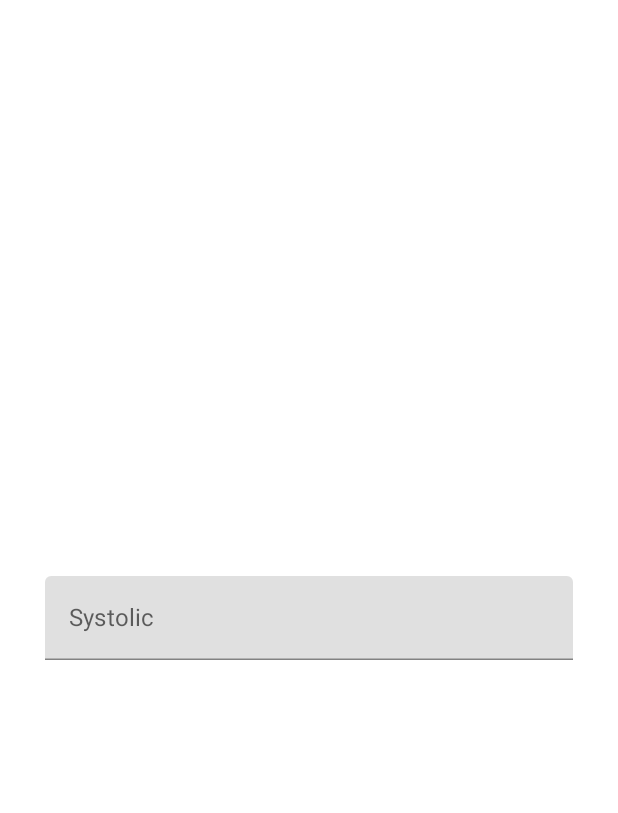
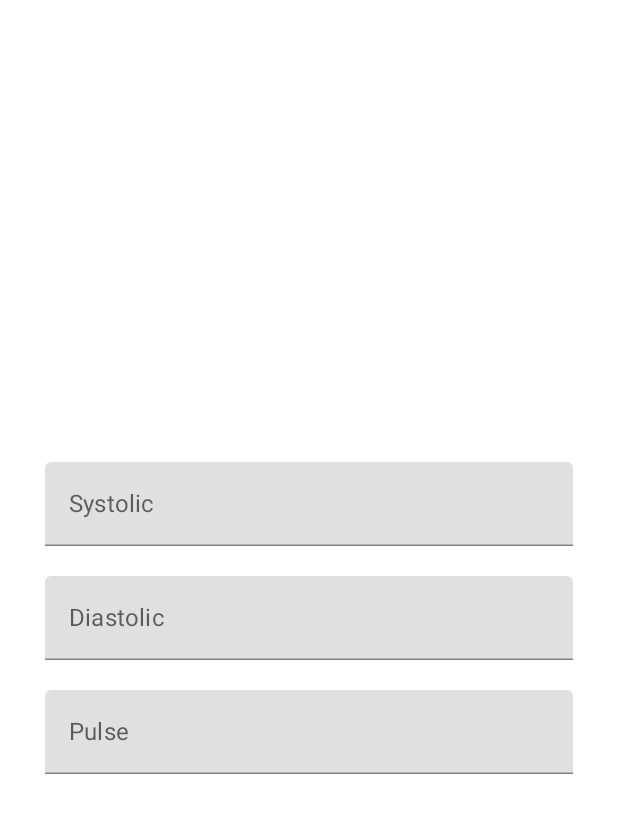
Before and after one commit to Dudix93/kotlin-blood-pressure-log, an Android app built with Jetpack Compose: the screen it shows after launch (MainActivity), on a phone screen of 412 x 824 dp. Shown: the top 813 px of the screen. Run offline under Robolectric (Android 15) with nearby library versions, the phone set to English and light mode, and no system bars.

Commit message:
Sys, dia, pulse text fields

```diff
--- a/app/src/main/java/com/mdodot/kotlin_blood_pressure_log/MainActivity.kt
+++ b/app/src/main/java/com/mdodot/kotlin_blood_pressure_log/MainActivity.kt
@@ -4,24 +4,24 @@ import android.os.Bundle
 import androidx.activity.ComponentActivity
 import androidx.activity.compose.setContent
 import androidx.compose.foundation.layout.*
+import androidx.compose.foundation.text.KeyboardOptions
 import androidx.compose.material.*
 import androidx.compose.runtime.Composable
 import androidx.compose.runtime.mutableStateOf
 import androidx.compose.runtime.*
 import androidx.compose.ui.Alignment
 import androidx.compose.ui.Modifier
+import androidx.compose.ui.text.input.KeyboardType
 import androidx.compose.ui.tooling.preview.Preview
 import androidx.compose.ui.unit.dp
 import com.mdodot.kotlin_blood_pressure_log.ui.theme.KotlinbloodpressurelogTheme
+import org.w3c.dom.Text
 
 class MainActivity : ComponentActivity() {
     override fun onCreate(savedInstanceState: Bundle?) {
         super.onCreate(savedInstanceState)
         setContent {
             val scaffoldState = rememberScaffoldState()
-            var textFieldState by remember {
-                mutableStateOf("")
-            }
             Scaffold(
                 modifier = Modifier.fillMaxSize(),
                 scaffoldState = scaffoldState
@@ -33,19 +33,33 @@ class MainActivity : ComponentActivity() {
                         .fillMaxSize()
                         .padding(horizontal = 30.dp)
                 ) {
-                    TextField(
-                        value = textFieldState,
-                        label = {
-                            Text("Systolic")
-                        },
-                        singleLine = true,
-                        onValueChange = {
-                            textFieldState = it
-                        },
-                        modifier = Modifier.fillMaxWidth()
-                    )
+                    TextFieldView(label = "Systolic")
+                    TextFieldView(label = "Diastolic")
+                    TextFieldView(label = "Pulse")
                 }
             }
         }
     }
+
+    @Composable
+    fun TextFieldView(label: String) {
+        var textFieldState by remember {
+            mutableStateOf("")
+        }
+
+        TextField(
+            value = textFieldState,
+            label = {
+                Text(label)
+            },
+            singleLine = true,
+            keyboardOptions = KeyboardOptions.Default.copy(keyboardType = KeyboardType.Number),
+            onValueChange = {
+                textFieldState = it
+            },
+            modifier = Modifier
+                .fillMaxWidth()
+                .padding(vertical = 10.dp)
+        )
+    }
 }
```
